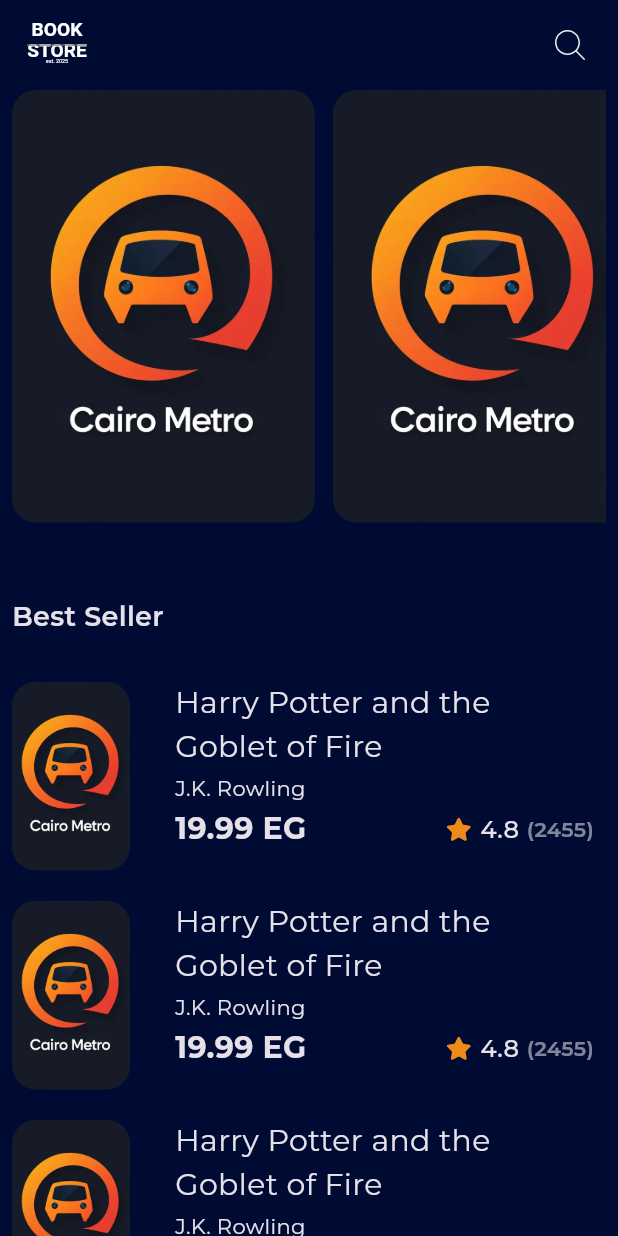
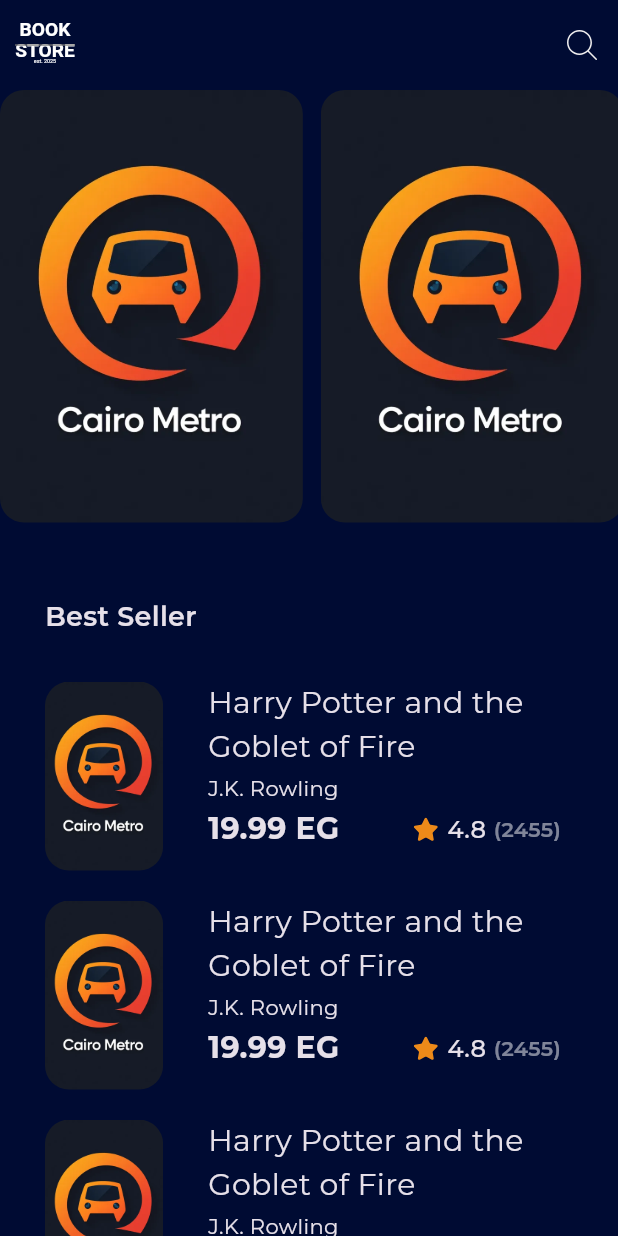
Before and after one commit to AhmedSaleh74/Book-Store, a Flutter app: the screen it shows after launch, on a phone screen of 412 x 824 dp. Run offline on Flutter 3.47's test engine with Material 3 defaults, Android fonts, the phone set to English and light mode, and no system bars; our stand-ins replace flutter_svg, go_router, google_fonts.

Commit message:
feat(ui): add custom scroll view to HomeScreen

```diff
--- a/lib/feature/home/presentation/widgets/home/best_seller_list_view.dart
+++ b/lib/feature/home/presentation/widgets/home/best_seller_list_view.dart
@@ -7,8 +7,7 @@ class BestSellerListView extends StatelessWidget {
 
   @override
   Widget build(BuildContext context) {
-    return Expanded(
-      child: ListView.builder(
+    return ListView.builder(
       padding: EdgeInsets.zero,
       itemCount: 10,
       itemBuilder: (context, index) {
@@ -17,7 +16,6 @@ class BestSellerListView extends StatelessWidget {
           child: BestSellerListViewItem(),
         );
       },
-      ),
     );
   }
 }
--- a/lib/feature/home/presentation/widgets/home/home_screen_body.dart
+++ b/lib/feature/home/presentation/widgets/home/home_screen_body.dart
@@ -1,5 +1,4 @@
 import 'package:flutter/material.dart';
-
 import '../../../../../core/utils/theming/styles.dart';
 import 'best_seller_list_view.dart';
 import 'custom_app_bar.dart';
@@ -12,23 +11,34 @@ class HomeScreenBody extends StatelessWidget {
   Widget build(BuildContext context) {
     return const SafeArea(
       child: Scaffold(
-        body: Padding(
-          padding: EdgeInsets.symmetric(horizontal: 8.0),
+        body: CustomScrollView(
+          slivers: [
+            SliverToBoxAdapter(
               child: Column(
                 crossAxisAlignment: CrossAxisAlignment.start,
                 children: [
                   CustomAppBar(),
                   FeaturedBooksListView(),
                   SizedBox(height: 50),
-              Text(
+                  Padding(
+                    padding: EdgeInsets.symmetric(horizontal: 30.0),
+                    child: Text(
                       'Best Seller',
                       style: TextStyles.font18SemiBold,
                       maxLines: 2,
                     ),
+                  ),
                   SizedBox(height: 20),
-              BestSellerListView(),
                 ],
               ),
+            ),
+            SliverFillRemaining(
+              child: Padding(
+                padding: EdgeInsets.symmetric(horizontal: 30.0),
+                child: BestSellerListView(),
+              ),
+            ),
+          ],
         ),
       ),
     );
```
Lines whose indentation alone changed are shown as unchanged.
